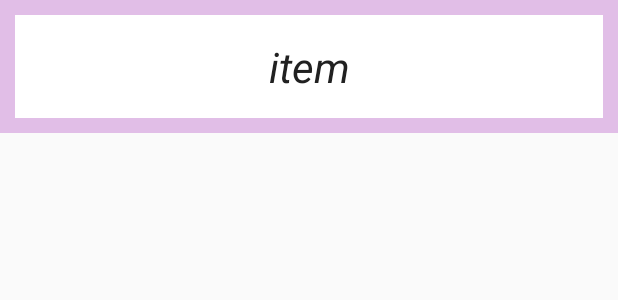
After one commit to SvitlanaAmbros/TheWeather, an Android app: the layout item_city_list.xml on its own in the app's theme, with its tools: preview values and no code run, on a phone screen of 412 x 824 dp. The commit adds this screen. Shown: the top 300 px of the screen. Run offline under Robolectric (Android 15) with nearby library versions, the phone set to English and light mode, and no system bars.

Commit message:
added city list and clickable for item

```diff
--- a/app/src/main/AndroidManifest.xml
+++ b/app/src/main/AndroidManifest.xml
@@ -9,7 +9,8 @@
         android:roundIcon="@mipmap/app"
         android:supportsRtl="true"
         android:theme="@style/AppTheme">
-        <activity android:name=".MainActivity"
+        <activity
+            android:name=".MainActivity"
             android:configChanges="orientation|keyboardHidden|screenSize">
             <intent-filter>
                 <action android:name="android.intent.action.MAIN" />
@@ -17,6 +18,7 @@
                 <category android:name="android.intent.category.LAUNCHER" />
             </intent-filter>
         </activity>
+        <activity android:name=".Forecast"></activity>
     </application>
 
 </manifest>
--- /dev/null
+++ b/app/src/main/res/drawable/city_selector.xml
@@ -0,0 +1,6 @@
+<?xml version="1.0" encoding="utf-8"?>
+<selector xmlns:android="http://schemas.android.com/apk/res/android">
+    <item android:color="@color/colorPrimaryDark" android:state_pressed="true" />
+    <item android:color="@color/colorPrimaryDark" android:state_activated="true" />
+    <item android:color="@color/colorIcons" />
+</selector>
--- a/app/src/main/res/layout/activity_main.xml
+++ b/app/src/main/res/layout/activity_main.xml
@@ -37,7 +37,7 @@
             android:layout_height="match_parent"
             android:layout_gravity="start"
             android:choiceMode="singleChoice"
-            android:background="#7000"
+            android:background="@color/colorPrimaryText"
             android:divider="@color/colorDivider"
             android:dividerHeight="1dp" />
     </android.support.v4.widget.DrawerLayout>
--- /dev/null
+++ b/app/src/main/res/layout/item_city_list.xml
@@ -0,0 +1,21 @@
+<?xml version="1.0" encoding="utf-8"?>
+<LinearLayout
+    xmlns:android="http://schemas.android.com/apk/res/android"
+    android:id="@+id/llcity"
+    android:layout_width="match_parent"
+    android:layout_height="wrap_content"
+    android:background="@color/colorPrimaryLight">
+
+    <TextView
+        android:id="@+id/tv_city"
+        android:layout_width="match_parent"
+        android:layout_height="wrap_content"
+        android:gravity="center_horizontal"
+        android:layout_margin="@dimen/item_city_margin"
+        android:background="@color/colorIcons"
+        android:padding="15dp"
+        android:text="item"
+        android:textColor="@color/colorPrimaryText"
+        android:textStyle="italic"
+        android:textSize="28sp"/>
+</LinearLayout>
--- a/app/src/main/res/layout/welcome_fragment.xml
+++ b/app/src/main/res/layout/welcome_fragment.xml
@@ -7,7 +7,7 @@
     <RelativeLayout
         android:layout_width="match_parent"
         android:layout_height="match_parent"
-        android:background="#7000">
+        android:background="#3000">
 
         <TextView
             android:id="@+id/textView"
@@ -16,7 +16,7 @@
             android:layout_margin="@dimen/welcome_title_margin"
             android:gravity="center"
             android:text="@string/welcome_fragment_title"
-            android:textColor="@color/colorTitleWelcome"
+            android:textColor="@color/colorPrimaryLight"
             android:textSize="34sp"
             android:textStyle="bold"/>
 
--- a/app/src/main/res/values/colors.xml
+++ b/app/src/main/res/values/colors.xml
@@ -8,6 +8,6 @@
     <color name="colorSecondaryText">#757575</color>
     <color name="colorIcons">#FFFFFF</color>
     <color name="colorDivider">#BDBDBD</color>
-    <color name="colorTitleWelcome">#7a2156</color>
-
+    <color name="colorTitleWelcome">#cb1880</color>
+    <color name="colorEdgeEffect">#4A148C</color>
 </resources>
--- a/app/src/main/res/values/dimensions.xml
+++ b/app/src/main/res/values/dimensions.xml
@@ -5,4 +5,6 @@
     <dimen name="welcome_text_margin">25dp</dimen>
     <dimen name="welcome_text_padding">25dp</dimen>
     <dimen name="welcome_text_size">25dp</dimen>
+    <dimen name="fab_margins">16dp</dimen>
+    <dimen name="item_city_margin">10dp</dimen>
 </resources>
--- a/app/src/main/res/values/styles.xml
+++ b/app/src/main/res/values/styles.xml
@@ -1,4 +1,4 @@
-<resources>
+<resources xmlns:tools="http://schemas.android.com/tools">
 
     <!-- Base application theme. -->
     <style name="AppTheme" parent="Theme.AppCompat.Light.NoActionBar">
```
Also changed, not shown: app/build.gradle (+9 -6 lines), app/src/main/java/com/example/admin/theweather/ListCreator.java (+12 -0 lines), app/src/main/java/com/example/admin/theweather/adapters/CityAdapter.java (added, +78 -0 lines), app/src/main/java/com/example/admin/theweather/adapters/MenuAdapter.java (+10 -6 lines), app/src/main/java/com/example/admin/theweather/fragments/WeatherFragment.java (+38 -2 lines), app/src/main/res/layout/activity_forecast.xml (+10 -6 lines), app/src/main/res/layout/weather_fragment.xml (+29 -6 lines), app/src/main/res/values-v21/styles.xml (added, +7 -0 lines), app/src/main/res/mipmap-hdpi/ic_menu.png (added).
